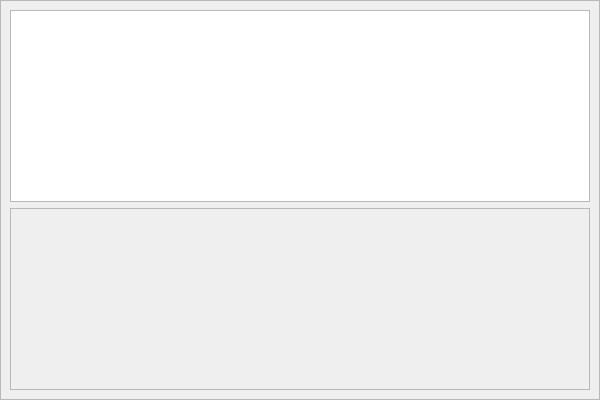
Before: the Qt Designer form plan/libs/ui/kptperformancestatus.ui in KDE/calligra, drawn with Qt 5.
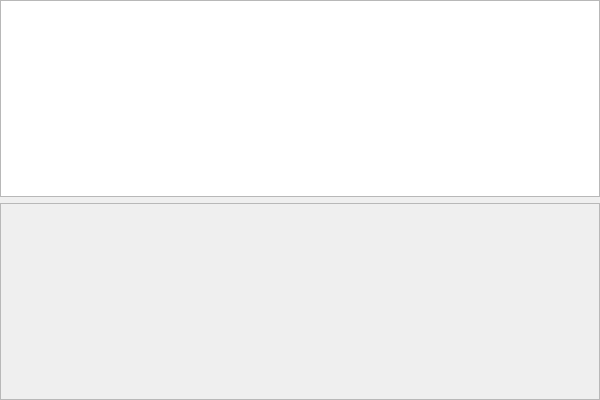
After: the same form once the commit is applied. Custom widgets are drawn as their Qt base class.

Commit message: Remove frames around Plan's Performance charts

The edit to the form file:
```diff
--- a/plan/libs/ui/kptperformancestatus.ui
+++ b/plan/libs/ui/kptperformancestatus.ui
@@ -32,28 +32,7 @@
       <number>0</number>
      </property>
      <widget class="QWidget" name="page_7">
-      <layout class="QVBoxLayout" name="verticalLayout_2">
-       <property name="margin">
-        <number>0</number>
-       </property>
-       <item>
-        <widget class="QFrame" name="frame">
-         <property name="frameShape">
-          <enum>QFrame::StyledPanel</enum>
-         </property>
-         <property name="frameShadow">
-          <enum>QFrame::Raised</enum>
-         </property>
          <layout class="QVBoxLayout" name="verticalLayout_5">
-          <item>
-           <widget class="QFrame" name="valuesFrame">
-            <property name="frameShape">
-             <enum>QFrame::NoFrame</enum>
-            </property>
-            <property name="frameShadow">
-             <enum>QFrame::Raised</enum>
-            </property>
-            <layout class="QVBoxLayout" name="verticalLayout_3">
              <property name="margin">
               <number>0</number>
              </property>
@@ -79,9 +58,6 @@
                </attribute>
               </widget>
              </item>
-            </layout>
-           </widget>
-          </item>
           <item>
            <widget class="QFrame" name="ui_chartframe">
             <property name="frameShape">
@@ -102,9 +78,6 @@
                  <height>100</height>
                 </size>
                </property>
-              </widget>
-             </item>
-            </layout>
            </widget>
           </item>
          </layout>
```
Lines whose indentation alone changed are shown as unchanged. The commit also changes 1 other file.
